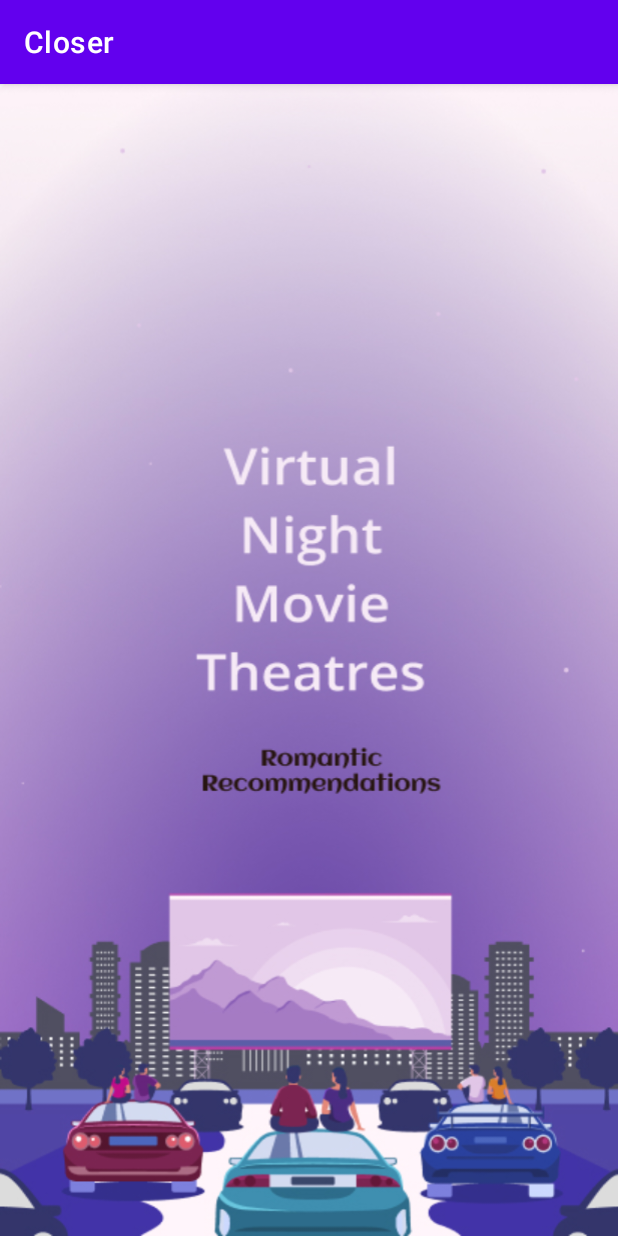
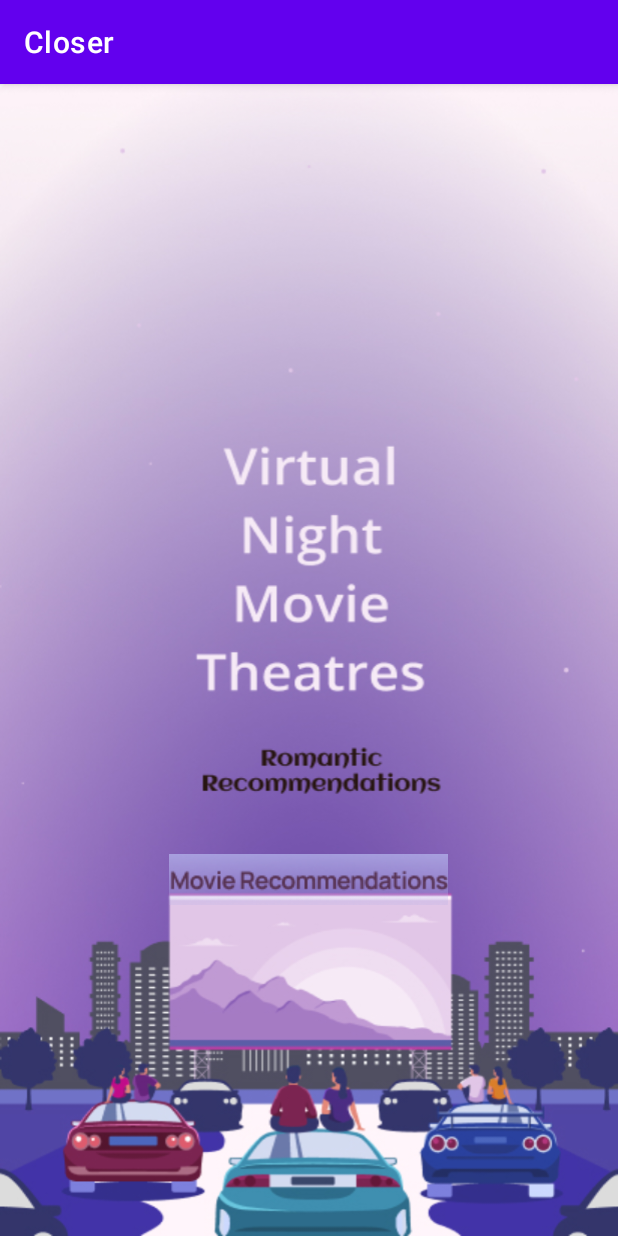
Before and after one commit to hebarachid/Closer, an Android app: the MovieNight screen opened directly, with no data from a screen before it, on a phone screen of 412 x 824 dp. Run offline under Robolectric (Android 15) with nearby library versions, the phone set to English and light mode, and no system bars.

Commit message:
Movie Recommendation API

```diff
--- a/app/src/main/AndroidManifest.xml
+++ b/app/src/main/AndroidManifest.xml
@@ -11,6 +11,9 @@
         android:roundIcon="@mipmap/ic_launcher_round"
         android:supportsRtl="true"
         android:theme="@style/Theme.Closer">
+        <activity
+            android:name=".MovieDisplayer"
+            android:exported="true" />
         <activity
             android:name=".CalenderEventList"
             android:exported="true" />
--- a/app/src/main/java/com/example/closer/CalenderEventList.java
+++ b/app/src/main/java/com/example/closer/CalenderEventList.java
@@ -6,6 +6,8 @@ import androidx.appcompat.app.AppCompatActivity;
 import android.content.Intent;
 import android.os.Bundle;
 import android.util.Log;
+import android.view.View;
+import android.widget.AdapterView;
 import android.widget.ArrayAdapter;
 import android.widget.ListView;
 import android.widget.Toast;
@@ -41,6 +43,7 @@ public class CalenderEventList extends AppCompatActivity {
                 ListView list = (ListView) findViewById(R.id.listViewEvents);
                 ArrayAdapter<String> arr=new ArrayAdapter<String>(getApplicationContext(),R.layout.support_simple_spinner_dropdown_item,EventList);
                 list.setAdapter(arr);
+
             }
 
             @Override
--- a/app/src/main/java/com/example/closer/MovieNight.java
+++ b/app/src/main/java/com/example/closer/MovieNight.java
@@ -2,7 +2,9 @@ package com.example.closer;
 
 import androidx.appcompat.app.AppCompatActivity;
 
+import android.content.Intent;
 import android.os.Bundle;
+import android.view.View;
 
 public class MovieNight extends AppCompatActivity {
 
@@ -11,4 +13,11 @@ public class MovieNight extends AppCompatActivity {
         super.onCreate(savedInstanceState);
         setContentView(R.layout.activity_movie_night);
     }
+
+    public void goCheckMovieRecommendations(View view) {
+
+        Intent intent = new Intent(getApplicationContext(), MovieDisplayer.class);
+        startActivity(intent);
+        overridePendingTransition(R.anim.slide_in_right,R.anim.slide_out_left);
+    }
 }
--- a/app/src/main/res/layout/activity_home_page.xml
+++ b/app/src/main/res/layout/activity_home_page.xml
@@ -242,6 +242,7 @@
         android:layout_marginEnd="33dp"
         android:layout_marginBottom="43dp"
         android:background="#00000000"
+        android:onClick="MovieRecommendations"
         app:layout_constraintBottom_toBottomOf="@+id/imageView33"
         app:layout_constraintEnd_toEndOf="@+id/imageView33"
         app:layout_constraintStart_toStartOf="@+id/imageView33"
--- a/app/src/main/res/layout/activity_movie_night.xml
+++ b/app/src/main/res/layout/activity_movie_night.xml
@@ -7,4 +7,20 @@
     android:background="@drawable/movie_night"
     tools:context=".MovieNight">
 
+    <ImageButton
+        android:id="@+id/imageButton20"
+        android:layout_width="186dp"
+        android:layout_height="34dp"
+        android:layout_marginStart="41dp"
+        android:layout_marginTop="513dp"
+        android:layout_marginEnd="42dp"
+        android:layout_marginBottom="131dp"
+        android:background="#00000000"
+        android:onClick="goCheckMovieRecommendations"
+        app:layout_constraintBottom_toBottomOf="parent"
+        app:layout_constraintEnd_toEndOf="parent"
+        app:layout_constraintStart_toStartOf="parent"
+        app:layout_constraintTop_toTopOf="parent"
+        app:layout_constraintVertical_bias="0.0"
+        app:srcCompat="@drawable/button_recommendations" />
 </androidx.constraintlayout.widget.ConstraintLayout>
```
Also changed, not shown: app/src/main/java/com/example/closer/HomePage.java (+7 -0 lines), app/src/main/java/com/example/closer/MovieDisplayer.java (added, +78 -0 lines), app/src/main/res/layout/activity_movie_displayer.xml (added, +21 -0 lines), app/src/main/res/layout/movie_item.xml (added, +52 -0 lines), app/src/main/res/drawable/button_recommendations.png (added).
